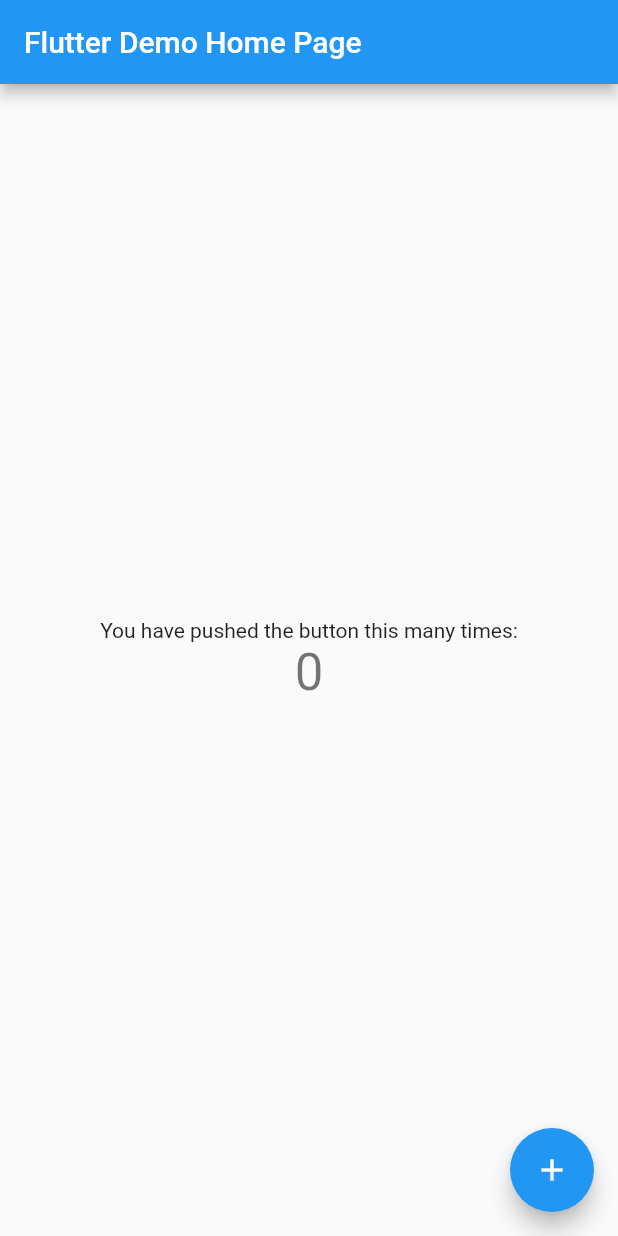
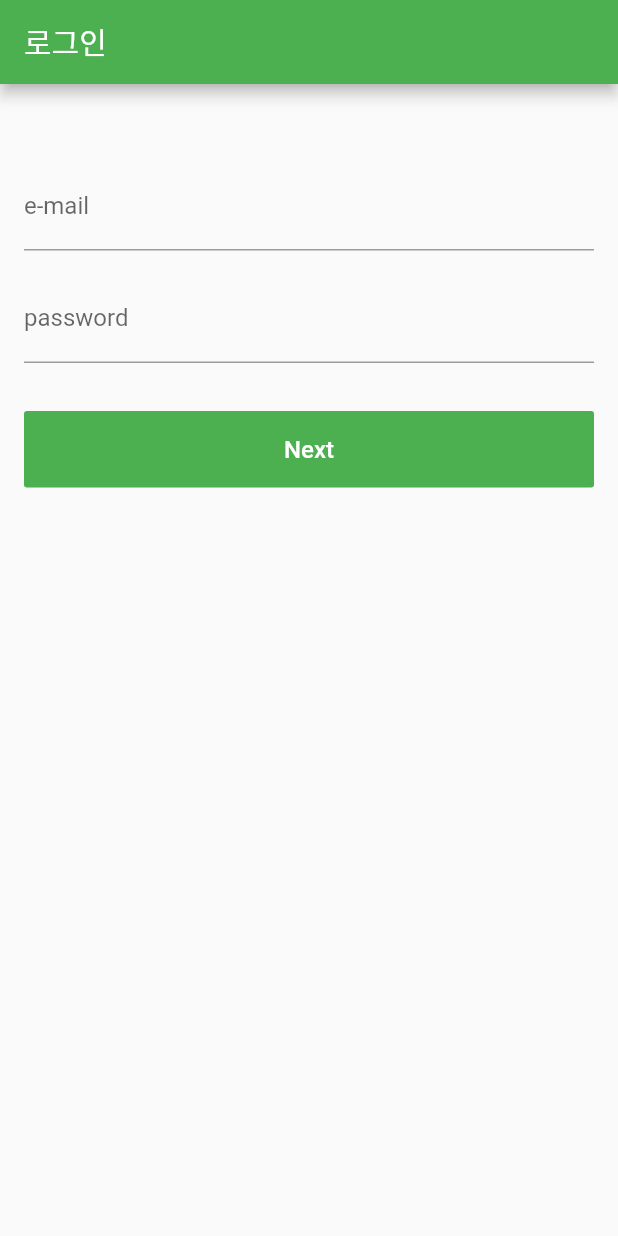
Before and after one commit to MOON-HJ/FlutterCleanArchitecture, a Flutter app: the screen it shows after launch, on a phone screen of 412 x 824 dp. Run offline on Flutter 3.47's test engine with Material 2 defaults, Android fonts, the phone set to English and light mode, and no system bars.

Commit message:
feat : 로그인 폼 구성

```diff
--- /dev/null
+++ b/lib/login_page.dart
@@ -0,0 +1,70 @@
+import 'package:flutter/material.dart';
+import 'package:provider/provider.dart';
+import 'package:simple_login_flutter/main.dart';
+import 'package:simple_login_flutter/state.dart';
+import 'main_page.dart';
+import 'dart:io';
+
+class LoginPage extends StatefulWidget {
+  @override
+  State createState() => LoginPageState();
+}
+
+class LoginPageState extends State<LoginPage> {
+  final TextEditingController _emailController = TextEditingController();
+  final _passwordController = TextEditingController();
+
+  void _onLogin(BuildContext context) {
+    final String email = _emailController.text;
+    final SimpleState state = Provider.of<SimpleState>(context);
+    state.setEmail(email);
+
+    Navigator.pushNamed(context, MAIN_PAGE);
+  }
+
+  void _onCancle() => exit(0);
+
+  @override
+  Widget build(BuildContext context) {
+    return Scaffold(
+        appBar: AppBar(
+          // backgroundColor: Colors.black,
+          title: Text("로그인"),
+        ),
+        body: Container(
+          margin: EdgeInsets.all(16.0),
+          child: Column(children: [
+            SizedBox(height: 12.0),
+            SizedBox(height: 24.0),
+            buildLoginForm(),
+          ]),
+        ));
+  }
+
+  Widget buildLoginForm() {
+    return Column(
+      children: [
+        TextFormField(
+          controller: _emailController,
+          decoration:
+              InputDecoration(labelText: 'e-mail', focusColor: Colors.black),
+        ),
+        SizedBox(height: 16.0),
+        TextFormField(
+          controller: _passwordController,
+          obscureText: true,
+          decoration: InputDecoration(labelText: 'password'),
+        ),
+        SizedBox(height: 32.0),
+        FlatButton(
+          minWidth: double.infinity,
+          color: Colors.green,
+          onPressed: () => _onLogin(context),
+          child: Text('Next',
+              style: TextStyle(color: Colors.white, fontSize: 16.0)),
+          padding: EdgeInsets.all(16.0),
+        )
+      ],
+    );
+  }
+}
--- a/lib/main.dart
+++ b/lib/main.dart
@@ -1,117 +1,35 @@
 import 'package:flutter/material.dart';
+import 'package:provider/provider.dart';
+import 'package:simple_login_flutter/main_page.dart';
+import 'package:simple_login_flutter/login_page.dart';
 
-void main() {
-  runApp(MyApp());
-}
+import 'login_page.dart';
+import 'state.dart';
+import 'property.dart';
+
+void main() => runApp(ChangeNotifierProvider(
+      create: (context) => SimpleState(),
+      child: MyApp(),
+    ));
+
+const String ROOT_PAGE = '/';
+const String MAIN_PAGE = '/main';
 
 class MyApp extends StatelessWidget {
   // This widget is the root of your application.
   @override
   Widget build(BuildContext context) {
     return MaterialApp(
-      title: 'Flutter Demo',
-      theme: ThemeData(
-        // This is the theme of your application.
-        //
-        // Try running your application with "flutter run". You'll see the
-        // application has a blue toolbar. Then, without quitting the app, try
-        // changing the primarySwatch below to Colors.green and then invoke
-        // "hot reload" (press "r" in the console where you ran "flutter run",
-        // or simply save your changes to "hot reload" in a Flutter IDE).
-        // Notice that the counter didn't reset back to zero; the application
-        // is not restarted.
-        primarySwatch: Colors.blue,
-        // This makes the visual density adapt to the platform that you run
-        // the app on. For desktop platforms, the controls will be smaller and
-        // closer together (more dense) than on mobile platforms.
-        visualDensity: VisualDensity.adaptivePlatformDensity,
-      ),
-      home: MyHomePage(title: 'Flutter Demo Home Page'),
-    );
+        title: 'Login Demo',
+        theme: ThemeData(
+          primarySwatch: tintColor,
+          visualDensity: VisualDensity.adaptivePlatformDensity,
+        ),
+        // home: MyHomePage(title: '로그인'),
+        initialRoute: ROOT_PAGE,
+        routes: {
+          ROOT_PAGE: (context) => LoginPage(),
+          MAIN_PAGE: (context) => MainPage(),
+        });
   }
 }
-
-class MyHomePage extends StatefulWidget {
-  MyHomePage({Key key, this.title}) : super(key: key);
-
-  // This widget is the home page of your application. It is stateful, meaning
-  // that it has a State object (defined below) that contains fields that affect
-  // how it looks.
-
-  // This class is the configuration for the state. It holds the values (in this
-  // case the title) provided by the parent (in this case the App widget) and
-  // used by the build method of the State. Fields in a Widget subclass are
-  // always marked "final".
-
-  final String title;
-
-  @override
-  _MyHomePageState createState() => _MyHomePageState();
-}
-
-class _MyHomePageState extends State<MyHomePage> {
-  int _counter = 0;
-
-  void _incrementCounter() {
-    setState(() {
-      // This call to setState tells the Flutter framework that something has
-      // changed in this State, which causes it to rerun the build method below
-      // so that the display can reflect the updated values. If we changed
-      // _counter without calling setState(), then the build method would not be
-      // called again, and so nothing would appear to happen.
-      _counter++;
-    });
-  }
-
-  @override
-  Widget build(BuildContext context) {
-    // This method is rerun every time setState is called, for instance as done
-    // by the _incrementCounter method above.
-    //
-    // The Flutter framework has been optimized to make rerunning build methods
-    // fast, so that you can just rebuild anything that needs updating rather
-    // than having to individually change instances of widgets.
-    return Scaffold(
-      appBar: AppBar(
-        // Here we take the value from the MyHomePage object that was created by
-        // the App.build method, and use it to set our appbar title.
-        title: Text(widget.title),
-      ),
-      body: Center(
-        // Center is a layout widget. It takes a single child and positions it
-        // in the middle of the parent.
-        child: Column(
-          // Column is also a layout widget. It takes a list of children and
-          // arranges them vertically. By default, it sizes itself to fit its
-          // children horizontally, and tries to be as tall as its parent.
-          //
-          // Invoke "debug painting" (press "p" in the console, choose the
-          // "Toggle Debug Paint" action from the Flutter Inspector in Android
-          // Studio, or the "Toggle Debug Paint" command in Visual Studio Code)
-          // to see the wireframe for each widget.
-          //
-          // Column has various properties to control how it sizes itself and
-          // how it positions its children. Here we use mainAxisAlignment to
-          // center the children vertically; the main axis here is the vertical
-          // axis because Columns are vertical (the cross axis would be
-          // horizontal).
-          mainAxisAlignment: MainAxisAlignment.center,
-          children: <Widget>[
-            Text(
-              'You have pushed the button this many times:',
-            ),
-            Text(
-              '$_counter',
-              style: Theme.of(context).textTheme.headline4,
-            ),
-          ],
-        ),
-      ),
-      floatingActionButton: FloatingActionButton(
-        onPressed: _incrementCounter,
-        tooltip: 'Increment',
-        child: Icon(Icons.add),
-      ), // This trailing comma makes auto-formatting nicer for build methods.
-    );
-  }
-}
--- /dev/null
+++ b/lib/main_page.dart
@@ -0,0 +1,18 @@
+import 'package:flutter/material.dart';
+import 'package:provider/provider.dart';
+import 'package:simple_login_flutter/state.dart';
+
+class MainPage extends StatelessWidget {
+  @override
+  Widget build(BuildContext context) {
+    return Scaffold(
+      body: Center(
+        child: Consumer<SimpleState>(
+          builder: (context, state, child) {
+            return Text('로그인 완료 : ${state.email}');
+          },
+        ),
+      ),
+    );
+  }
+}
--- /dev/null
+++ b/lib/property.dart
@@ -0,0 +1,3 @@
+import 'package:flutter/material.dart';
+
+Color tintColor = Colors.green;
--- /dev/null
+++ b/lib/state.dart
@@ -0,0 +1,17 @@
+import 'package:flutter/material.dart';
+
+class SimpleState extends ChangeNotifier {
+  String _email;
+  String _password;
+
+  void setEmail(String email) {
+    _email = email;
+  }
+
+  void setPassword(String password) {
+    _password = password;
+  }
+
+  String get email => _email;
+  String get password => _password;
+}
--- a/pubspec.yaml
+++ b/pubspec.yaml
@@ -3,7 +3,7 @@ description: A new Flutter application.
 
 # The following line prevents the package from being accidentally published to
 # pub.dev using `pub publish`. This is preferred for private packages.
-publish_to: 'none' # Remove this line if you wish to publish to pub.dev
+publish_to: "none" # Remove this line if you wish to publish to pub.dev
 
 # The following defines the version and build number for your application.
 # A version number is three numbers separated by dots, like 1.2.43
@@ -24,10 +24,10 @@ dependencies:
   flutter:
     sdk: flutter
 
-
   # The following adds the Cupertino Icons font to your application.
   # Use with the CupertinoIcons class for iOS style icons.
   cupertino_icons: ^1.0.0
+  provider: ^4.0.2
 
 dev_dependencies:
   flutter_test:
@@ -38,7 +38,6 @@ dev_dependencies:
 
 # The following section is specific to Flutter.
 flutter:
-
   # The following line ensures that the Material Icons font is
   # included with your application, so that you can use the icons in
   # the material Icons class.
```
Also changed, not shown: pubspec.lock.
